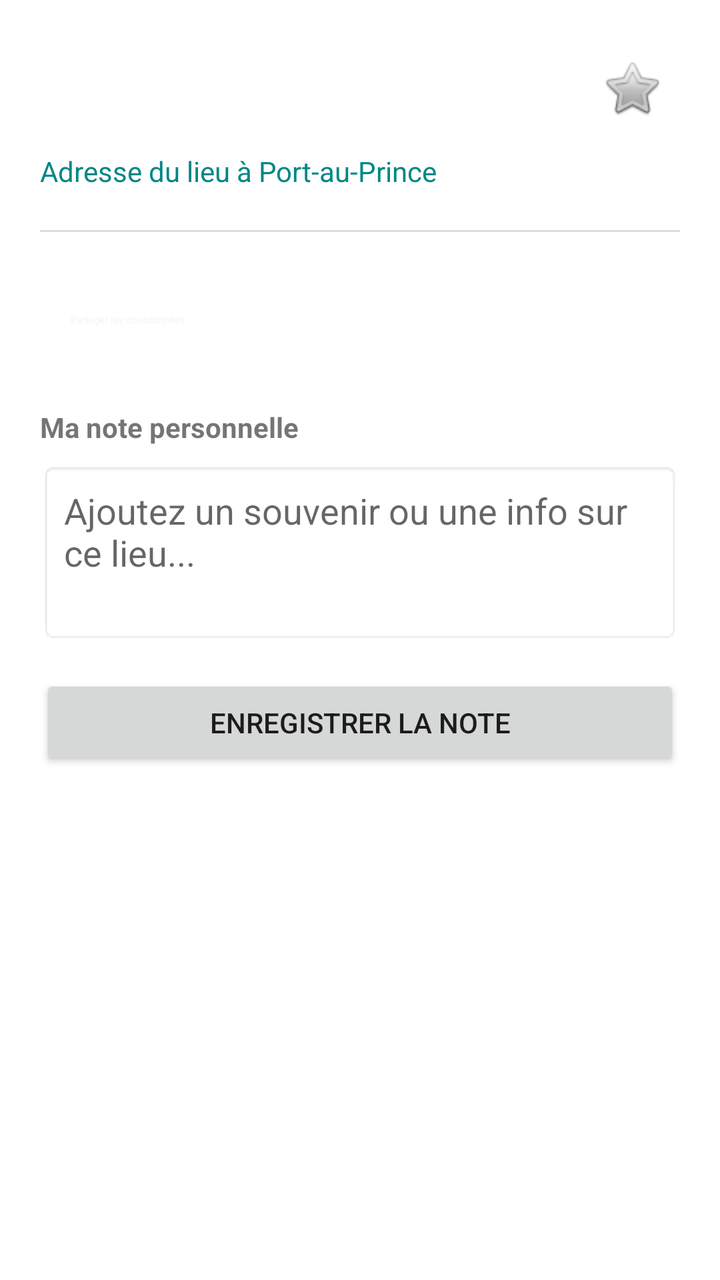
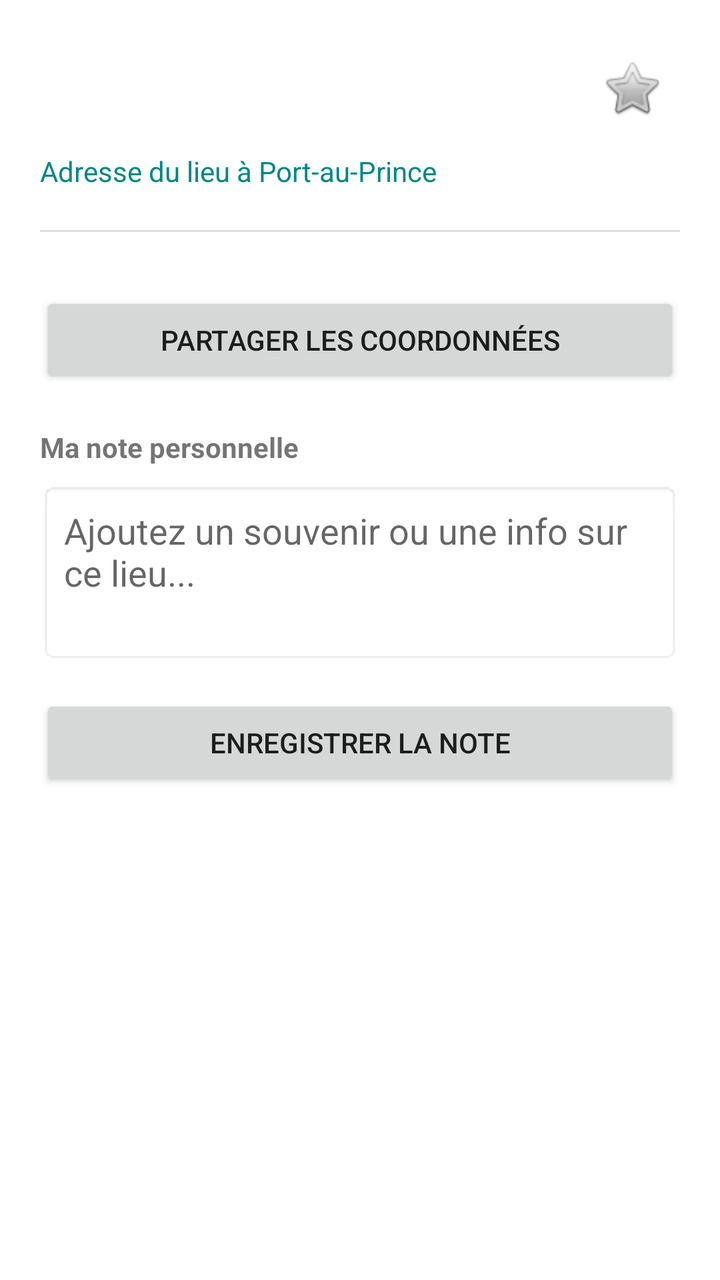

An Android layout rendered at two revisions. The XML below is the earlier revision; the diff shows what the commit changed to produce the second picture.
<!-- AndroidManifest.xml: activity theme Theme.AppCompat.Light.NoActionBar -->
<!-- res/layout/activity_details.xml -->
<?xml version="1.0" encoding="utf-8"?>
<androidx.core.widget.NestedScrollView xmlns:android="http://schemas.android.com/apk/res/android"
    xmlns:app="http://schemas.android.com/apk/res-auto"
    android:layout_width="match_parent"
    android:layout_height="match_parent"
    android:background="@color/white">

    <LinearLayout
        android:layout_width="match_parent"
        android:layout_height="wrap_content"
        android:orientation="vertical"
        android:padding="20dp">

        
        <RelativeLayout
            android:layout_width="match_parent"
            android:layout_height="wrap_content">
            <TextView
                android:id="@+id/detailName"
                android:layout_width="wrap_content"
                android:layout_height="wrap_content"
                android:layout_alignParentStart="true"
                android:textSize="24sp"
                android:textStyle="bold"
                android:textColor="@android:color/black" />
            <ImageButton
                android:id="@+id/btnFavorite"
                android:layout_width="48dp"
                android:layout_height="48dp"
                android:layout_alignParentEnd="true"
                android:background="?attr/selectableItemBackgroundBorderless"
                android:src="@android:drawable/btn_star_big_off" />
        </RelativeLayout>

        <TextView
            android:id="@+id/detailAddress"
            android:layout_width="match_parent"
            android:layout_height="wrap_content"
            android:layout_marginTop="8dp"
            android:text="Adresse du lieu à Port-au-Prince"
            android:textColor="@color/teal_700" />

        <View
            android:layout_width="match_parent"
            android:layout_height="1dp"
            android:layout_marginVertical="20dp"
            android:background="#DDDDDD" />

        
        <Button
            android:id="@+id/btnShare"
            style="@style/Widget.MaterialComponents.Button.TextButton"
            android:layout_width="wrap_content"
            android:layout_height="wrap_content"
            android:text="Partager les coordonnées"
            app:icon="@android:drawable/ic_menu_share" />

        
        <TextView
            android:layout_width="match_parent"
            android:layout_height="wrap_content"
            android:layout_marginTop="20dp"
            android:text="Ma note personnelle"
            android:textStyle="bold" />
        <EditText
            android:id="@+id/editUserNote"
            android:layout_width="match_parent"
            android:layout_height="wrap_content"
            android:layout_marginTop="8dp"
            android:hint="Ajoutez un souvenir ou une info sur ce lieu..."
            android:background="@android:drawable/editbox_background"
            android:padding="12dp"
            android:minLines="3"
            android:gravity="top" />

        <Button
            android:id="@+id/btnSaveNote"
            android:layout_width="match_parent"
            android:layout_height="wrap_content"
            android:layout_marginTop="16dp"
            android:text="Enregistrer la note" />

    </LinearLayout>
</androidx.core.widget.NestedScrollView>
<!-- resources referenced by this layout -->
<resources>
  <color name="teal_700">#FF018786</color>
  <color name="white">#FFFFFFFF</color>
</resources>

<!-- the commit's change to res/layout/activity_details.xml (unified diff, before → after) -->
@@ -11,7 +11,6 @@
         android:orientation="vertical"
         android:padding="20dp">
 
-        
         <RelativeLayout
             android:layout_width="match_parent"
             android:layout_height="wrap_content">
@@ -46,16 +45,13 @@
             android:layout_marginVertical="20dp"
             android:background="#DDDDDD" />
 
-        
         <Button
             android:id="@+id/btnShare"
-            style="@style/Widget.MaterialComponents.Button.TextButton"
-            android:layout_width="wrap_content"
+            android:layout_width="match_parent"
             android:layout_height="wrap_content"
-            android:text="Partager les coordonnées"
-            app:icon="@android:drawable/ic_menu_share" />
+            android:layout_marginTop="10dp"
+            android:text="Partager les coordonnées" />
 
-        
         <TextView
             android:layout_width="match_parent"
             android:layout_height="wrap_content"
